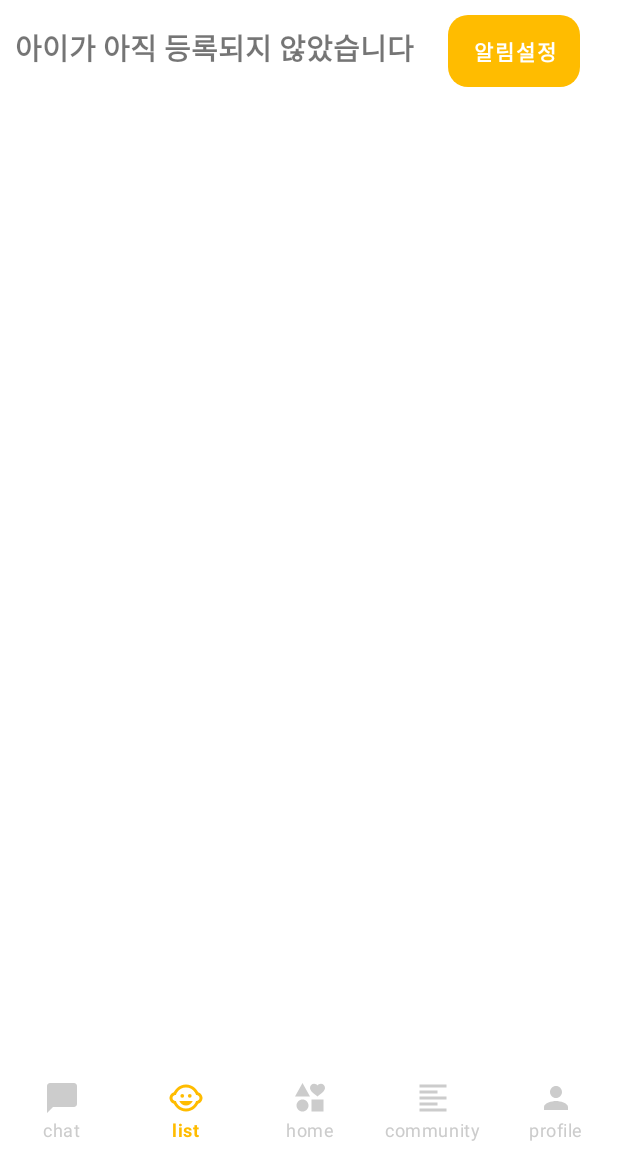
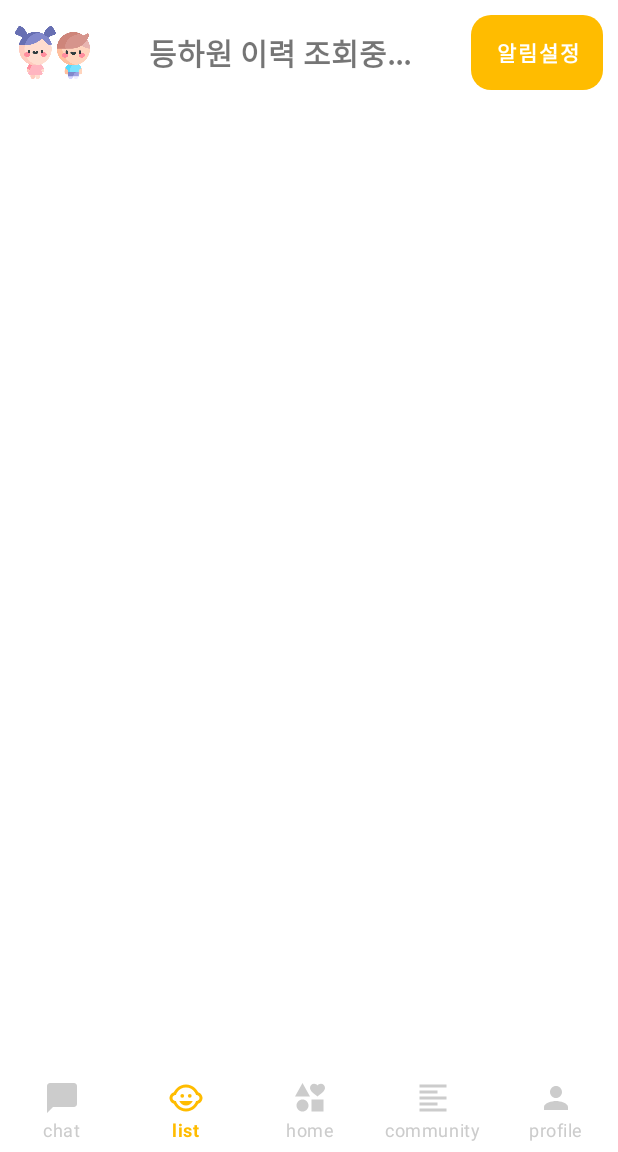
Before and after one commit to jjunehee/EveryKid, an Android app: the fragment ChatFragment placed in its activity, item 2 of the bottom bar chosen, on a phone screen of 412 x 824 dp, the part 84-1236 px from its top. Run offline under Robolectric (Android 15) with nearby library versions, the phone set to English and light mode, and no system bars; our stand-ins replace Firebase (no records; nobody signed in at launch, a user with empty details on screens opened directly); libraries missing offline, so code that uses them is left out: com.applandeo.materialcalendarview, com.lakue.pagingbutton; pictures from the network do not load; 6 statements that could not run were skipped.

Commit message:
[안드로이드] ListFragment 아이정보적용/ 채팅,등하원리스트 UI 수정

```diff
--- a/Frontend/app/src/main/java/com/capstone/everykid/View/Activity/ChatFragment.java
+++ b/Frontend/app/src/main/java/com/capstone/everykid/View/Activity/ChatFragment.java
@@ -10,6 +10,7 @@ import android.view.View;
 import android.view.ViewGroup;
 import android.widget.Button;
 import android.widget.ImageView;
+import android.widget.TextView;
 
 import com.capstone.everykid.Model.CreateAccountItem;
 import com.capstone.everykid.R;
@@ -19,6 +20,8 @@ public class ChatFragment extends Fragment {
     private Button gochat_btn;
     private ImageView img;
     CreateAccountItem createAccountItem;
+    private TextView k_name;
+    private TextView t_name;
 
     public ChatFragment() {
         // Required empty public constructor
@@ -38,6 +41,11 @@ public class ChatFragment extends Fragment {
     public View onCreateView(LayoutInflater inflater, ViewGroup container,
                              Bundle savedInstanceState) {
         view = inflater.inflate(R.layout.fragment_chat, container, false);
+
+        k_name = view.findViewById(R.id.profile_K_name);
+        k_name.setText(createAccountItem.K_name);
+        t_name = view.findViewById(R.id.profile_T_name);
+        t_name.setText(createAccountItem.Tname);
 
 
         gochat_btn = (Button) view.findViewById(R.id.btn_gochat);
--- a/Frontend/app/src/main/java/com/capstone/everykid/View/Activity/ListFragment.java
+++ b/Frontend/app/src/main/java/com/capstone/everykid/View/Activity/ListFragment.java
@@ -83,10 +83,7 @@ public class ListFragment extends Fragment {
         mYear = c.get(Calendar.YEAR);
         mMonth = c.get(Calendar.MONTH)+1;
         mDay = c.get(Calendar.DAY_OF_MONTH);
-        textView=view.findViewById(R.id.textView9);
-        if(createAccountItem.C_name!=null){
-            textView.setText(createAccountItem.K_name +" " +createAccountItem.C_name+"어린이");
-        }
+
 
 
         notiBtn = (Button) view.findViewById(R.id.notificationSetting);
@@ -160,11 +157,15 @@ public class ListFragment extends Fragment {
                         @Override
                         public void onSuccess(ListResult listResult) {
                             List<String> dates = listResult.getItems().stream().map(StorageReference::getName)
-                                    .filter(name -> name.contains("Junhee"))
+                                    .filter(name -> name.contains(createAccountItem.C_name))
                                     .collect(Collectors.toList());
 
                             adapter.setFileContainList(dates);
                             listView.setAdapter(adapter);
+                            textView=view.findViewById(R.id.textView9);
+                            if(createAccountItem.C_name!=null){
+                                textView.setText(createAccountItem.C_name+" 어린이");
+                            }
                         }
                     })
                     .addOnFailureListener(new OnFailureListener() {
@@ -175,5 +176,6 @@ public class ListFragment extends Fragment {
                         }
                     });
         }
+
     }
 }
--- a/Frontend/app/src/main/java/com/capstone/everykid/View/Activity/NotificationSetting.java
+++ b/Frontend/app/src/main/java/com/capstone/everykid/View/Activity/NotificationSetting.java
@@ -16,6 +16,7 @@ import android.widget.EditText;
 import android.widget.TextView;
 import android.widget.Toast;
 
+import com.capstone.everykid.Model.CreateAccountItem;
 import com.capstone.everykid.Model.FcmUser;
 import com.capstone.everykid.R;
 import com.google.firebase.database.DataSnapshot;
@@ -42,6 +43,7 @@ public class NotificationSetting extends AppCompatActivity {
     FirebaseDatabase mdatabase;
     DatabaseReference myRef;
     private String userId;
+    private CreateAccountItem createAccountItem;
 
     @Override
     protected void onCreate(Bundle savedInstanceState) {
@@ -74,7 +76,7 @@ public class NotificationSetting extends AppCompatActivity {
             btSubscribe.setText("해지합니다.");
         }
 
-        String userName = "Junhee";
+        String userName = createAccountItem.C_name;
 
         Query myQuery = myRef.orderByChild("name").equalTo(userName);
         myQuery.addValueEventListener(new ValueEventListener() {
@@ -84,7 +86,7 @@ public class NotificationSetting extends AppCompatActivity {
                     FcmUser user = userSnapshot.getValue(FcmUser.class);
                     String name = user.getName();
                     String email = user.getEmail();
-                    tvResult.setText("Name: "+name+" Email: " +email+" 으로 구독중입니다." + token);
+                    tvResult.setText("Name: "+name+"                                                               Email: " +email+" 으로 구독중입니다.");
                     etName.setText(name);
                     etEmail.setText(email);
                 }
--- a/Frontend/app/src/main/res/layout/fragment_home.xml
+++ b/Frontend/app/src/main/res/layout/fragment_home.xml
@@ -21,7 +21,6 @@
             android:layout_width="50dp"
             android:layout_height="50dp"
             android:layout_marginRight="10dp"
-            android:background="@drawable/round_background"
             android:src="@drawable/home_kindergarden">
         </ImageView>
         <TextView
--- a/Frontend/app/src/main/res/layout/fragment_list.xml
+++ b/Frontend/app/src/main/res/layout/fragment_list.xml
@@ -9,25 +9,31 @@
         android:layout_width="match_parent"
         android:layout_height="wrap_content"
         android:layout_margin="10dp">
+        <ImageView
+            android:id="@+id/profile_img"
+            android:layout_width="50dp"
+            android:layout_height="50dp"
+            android:src="@drawable/kid_icon">
+        </ImageView>
+
         <TextView
             android:id="@+id/textView9"
             android:layout_width="wrap_content"
-            android:layout_height="48dp"
+            android:layout_height="match_parent"
             android:layout_weight="1"
-            android:text="아이가 아직 등록되지 않았습니다"
-            android:textStyle="bold"
-            android:textSize="19sp"
-            >
+            android:gravity="center|center_vertical"
+            android:text="등하원 이력 조회중..."
+            android:textSize="20sp"
+            android:textStyle="bold">
 
         </TextView>
         <Button
             android:id="@+id/notificationSetting"
             android:layout_width="wrap_content"
-            android:layout_height="wrap_content"
+            android:layout_height="50dp"
             android:text="알림설정"
             android:background="@drawable/button_round"
             android:textStyle="bold"
-            android:layout_marginRight="15dp"
             >
 
         </Button>
```
Also changed, not shown: Frontend/app/src/main/java/com/capstone/everykid/View/Adapter/ListItemAdapter.java (+7 -5 lines), Frontend/app/src/main/res/layout/fragment_chat.xml (+3 -4 lines), Frontend/app/src/main/res/drawable-v24/kid_icon.png (added), Frontend/app/src/main/res/drawable-v24/teacher_icon.png (added), 13 other files.
